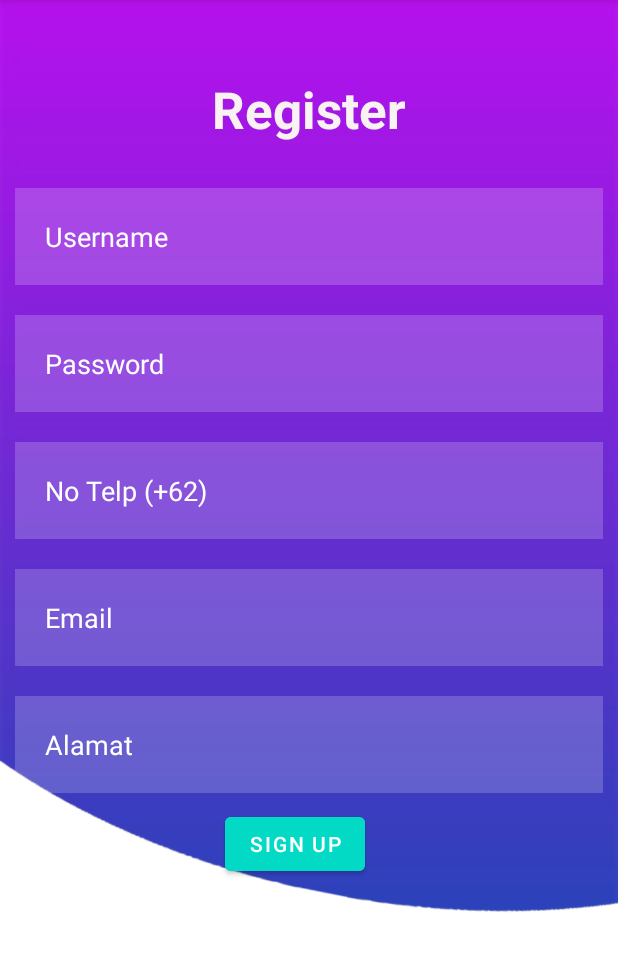
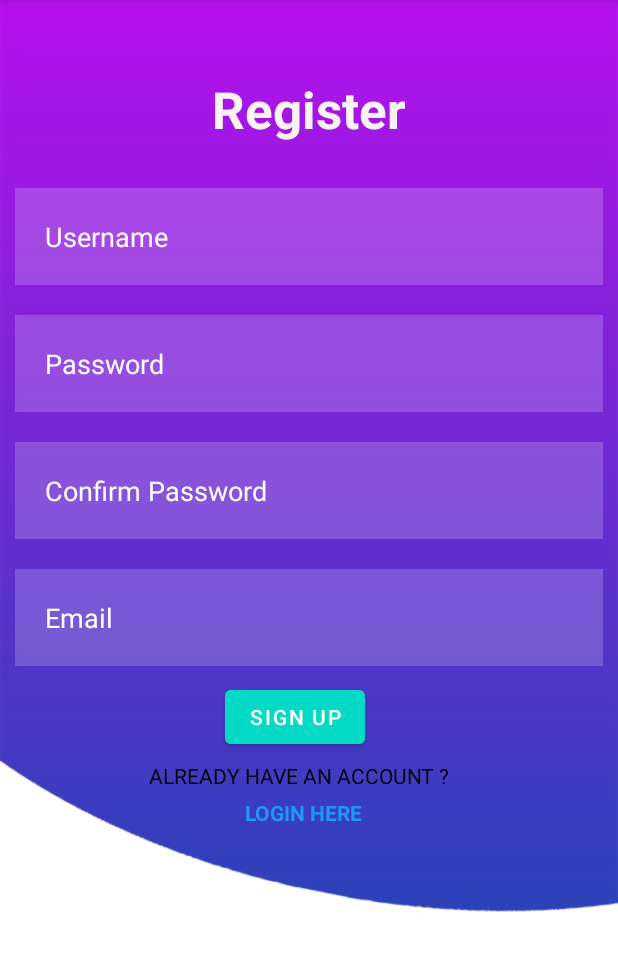
Before and after one commit to bopung/SunShoe, an Android app: the Register screen opened directly, with no data from a screen before it, on a phone screen of 412 x 824 dp, the part 84-1055 px from its top. Run offline under Robolectric (Android 15) with nearby library versions, the phone set to English and light mode, and no system bars; our stand-ins replace Volley; network calls fail.

Commit message:
login jalan ya

```diff
--- a/app/build.gradle
+++ b/app/build.gradle
@@ -32,6 +32,7 @@ dependencies {
     implementation 'androidx.appcompat:appcompat:1.3.0'
     implementation 'com.google.android.material:material:1.4.0'
     implementation 'androidx.constraintlayout:constraintlayout:2.0.4'
+    implementation 'com.android.volley:volley:1.2.1'
     testImplementation 'junit:junit:4.13.2'
     androidTestImplementation 'androidx.test.ext:junit:1.1.3'
     androidTestImplementation 'androidx.test.espresso:espresso-core:3.4.0'
--- a/app/src/main/AndroidManifest.xml
+++ b/app/src/main/AndroidManifest.xml
@@ -2,6 +2,8 @@
 <manifest xmlns:android="http://schemas.android.com/apk/res/android"
     xmlns:tools="http://schemas.android.com/tools"
     package="com.example.sunshoe">
+
+    <uses-permission android:name="android.permission.INTERNET" />
 
     <application
         android:allowBackup="true"
--- a/app/src/main/res/layout/activity_main.xml
+++ b/app/src/main/res/layout/activity_main.xml
@@ -42,7 +42,6 @@
         android:layout_width="match_parent"
         android:layout_height="wrap_content"
         android:layout_below="@id/username"
-        android:layout_margin="10dp"
         android:layout_marginStart="10dp"
         android:layout_marginTop="10dp"
         android:layout_marginEnd="10dp"
--- a/app/src/main/res/layout/activity_register.xml
+++ b/app/src/main/res/layout/activity_register.xml
@@ -44,7 +44,6 @@
         android:layout_width="match_parent"
         android:layout_height="wrap_content"
         android:layout_below="@id/name"
-        android:layout_margin="10dp"
         android:layout_marginStart="10dp"
         android:layout_marginTop="10dp"
         android:layout_marginEnd="10dp"
@@ -58,27 +57,27 @@
         android:textColorHint="@color/white" />
 
     <EditText
-        android:id="@+id/noTelp"
+        android:id="@+id/confirmpass"
         android:layout_width="match_parent"
         android:layout_height="wrap_content"
         android:layout_below="@id/pass"
-        android:layout_margin="10dp"
         android:layout_marginStart="10dp"
         android:layout_marginTop="10dp"
         android:layout_marginEnd="10dp"
         android:layout_marginBottom="10dp"
         android:background="#30ffffff"
         android:drawablePadding="20dp"
-        android:hint="No Telp (+62)"
+        android:hint="Confirm Password"
+        android:inputType="textPassword"
         android:padding="20dp"
         android:textColor="@color/white"
         android:textColorHint="@color/white" />
+
     <EditText
         android:id="@+id/email"
         android:layout_width="match_parent"
         android:layout_height="wrap_content"
-        android:layout_below="@id/noTelp"
-        android:layout_margin="10dp"
+        android:layout_below="@id/confirmpass"
         android:layout_marginStart="10dp"
         android:layout_marginTop="10dp"
         android:layout_marginEnd="10dp"
@@ -90,30 +89,38 @@
         android:textColor="@color/white"
         android:textColorHint="@color/white" />
 
-    <EditText
-        android:id="@+id/alamat"
-        android:layout_width="match_parent"
+    <Button
+        android:id="@+id/buttonRegist"
+        android:layout_width="wrap_content"
         android:layout_height="wrap_content"
         android:layout_below="@id/email"
-        android:layout_margin="10dp"
-        android:layout_marginStart="10dp"
-        android:layout_marginTop="10dp"
-        android:layout_marginEnd="10dp"
-        android:layout_marginBottom="10dp"
-        android:background="#30ffffff"
-        android:drawablePadding="20dp"
-        android:hint="Alamat"
-        android:padding="20dp"
-        android:textColor="@color/white"
-        android:textColorHint="@color/white" />
-
-    <Button
-        android:id="@+id/button2"
-        android:layout_width="wrap_content"
-        android:layout_height="wrap_content"
-        android:layout_below="@id/alamat"
         android:layout_marginLeft="150dp"
         android:backgroundTint="@color/design_default_color_secondary"
         android:text="Sign Up" />
 
+    <TextView
+        android:id="@+id/textView2"
+        android:layout_width="321dp"
+        android:layout_height="wrap_content"
+        android:layout_below="@id/buttonRegist"
+        android:layout_marginLeft="40dp"
+        android:layout_marginTop="5dp"
+        android:text="Already have an account ? "
+        android:textAlignment="center"
+        android:textAllCaps="true"
+        android:textColor="#000000" />
+
+    <TextView
+        android:id="@+id/textLogin"
+        android:layout_width="321dp"
+        android:layout_height="wrap_content"
+        android:layout_below="@id/textView2"
+        android:layout_marginLeft="40dp"
+        android:layout_marginTop="5dp"
+        android:text=" Login Here"
+        android:textAlignment="center"
+        android:textAllCaps="true"
+        android:textColor="#2196F3"
+        android:textStyle="bold" />
+
 </RelativeLayout>
```
Also changed, not shown: app/src/main/java/com/example/sunshoe/AppConfig.java (added, +8 -0 lines), app/src/main/java/com/example/sunshoe/MainActivity.java (+119 -0 lines), app/src/main/java/com/example/sunshoe/Register.java (+166 -0 lines).
